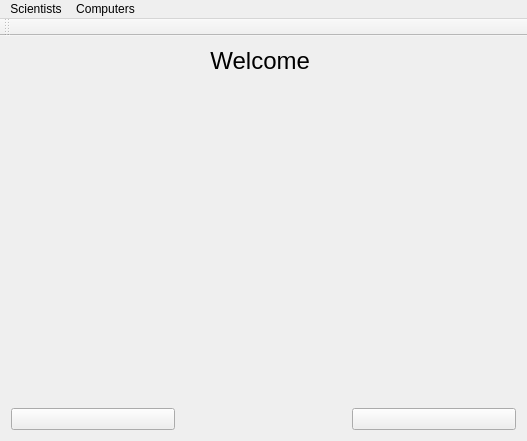
Before: the Qt Designer form GUI-verklegtVika3/mainwindow.ui in streamerinn/Verklegt-1, drawn with Qt 5.
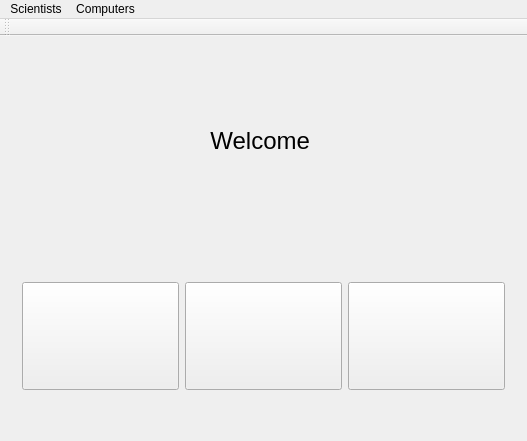
After: the same form once the commit is applied. Icons and pictures are not drawn.

```diff
--- a/GUI-verklegtVika3/mainwindow.ui
+++ b/GUI-verklegtVika3/mainwindow.ui
@@ -14,19 +14,28 @@
    <string>MainWindow</string>
   </property>
   <widget class="QWidget" name="centralWidget">
-   <layout class="QGridLayout" name="gridLayout">
-    <item row="0" column="0" colspan="3" alignment="Qt::AlignHCenter|Qt::AlignTop">
+   <layout class="QVBoxLayout" name="verticalLayout">
+    <item>
      <widget class="QLabel" name="label">
       <property name="text">
        <string>&lt;html&gt;&lt;head/&gt;&lt;body&gt;&lt;p align=&quot;center&quot;&gt;&lt;span style=&quot; font-size:18pt;&quot;&gt;Welcome &lt;/span&gt;&lt;/p&gt;&lt;/body&gt;&lt;/html&gt;</string>
       </property>
      </widget>
     </item>
-    <item row="1" column="0">
+    <item>
+     <widget class="QWidget" name="horizontalWidget" native="true">
+      <property name="styleSheet">
+       <string notr="true">height: 100px;</string>
+      </property>
+      <layout class="QHBoxLayout" name="horizontalLayout">
+       <item>
      <widget class="QPushButton" name="button_scientist">
       <property name="enabled">
        <bool>true</bool>
       </property>
+         <property name="styleSheet">
+          <string notr="true"/>
+         </property>
       <property name="text">
        <string/>
       </property>
@@ -42,7 +51,30 @@
       </property>
      </widget>
     </item>
-    <item row="1" column="2">
+       <item>
+        <widget class="QPushButton" name="button_link">
+         <property name="baseSize">
+          <size>
+           <width>0</width>
+           <height>0</height>
+          </size>
+         </property>
+         <property name="text">
+          <string/>
+         </property>
+         <property name="icon">
+          <iconset>
+           <normaloff>../build-GUI-Verklegt3-Desktop_Qt_5_7_0_MinGW_32bit-Debug/pics/linking.png</normaloff>../build-GUI-Verklegt3-Desktop_Qt_5_7_0_MinGW_32bit-Debug/pics/linking.png</iconset>
+         </property>
+         <property name="iconSize">
+          <size>
+           <width>150</width>
+           <height>150</height>
+          </size>
+         </property>
+        </widget>
+       </item>
+       <item>
      <widget class="QPushButton" name="button_computers">
       <property name="enabled">
        <bool>true</bool>
@@ -64,6 +96,9 @@
     </item>
    </layout>
   </widget>
+    </item>
+   </layout>
+  </widget>
   <widget class="QMenuBar" name="menuBar">
    <property name="geometry">
     <rect>
```
Left out of the diff: 2 changed lines with no effect on the pictures. Lines whose indentation alone changed are shown as unchanged.
